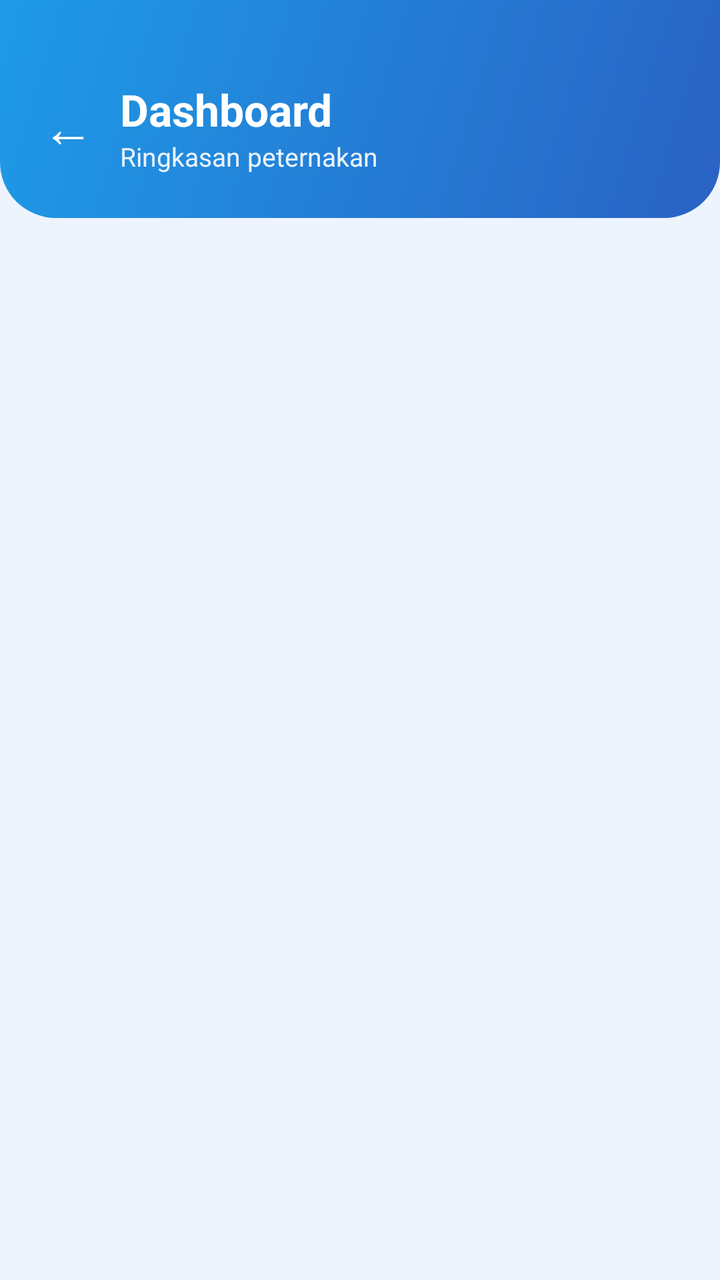
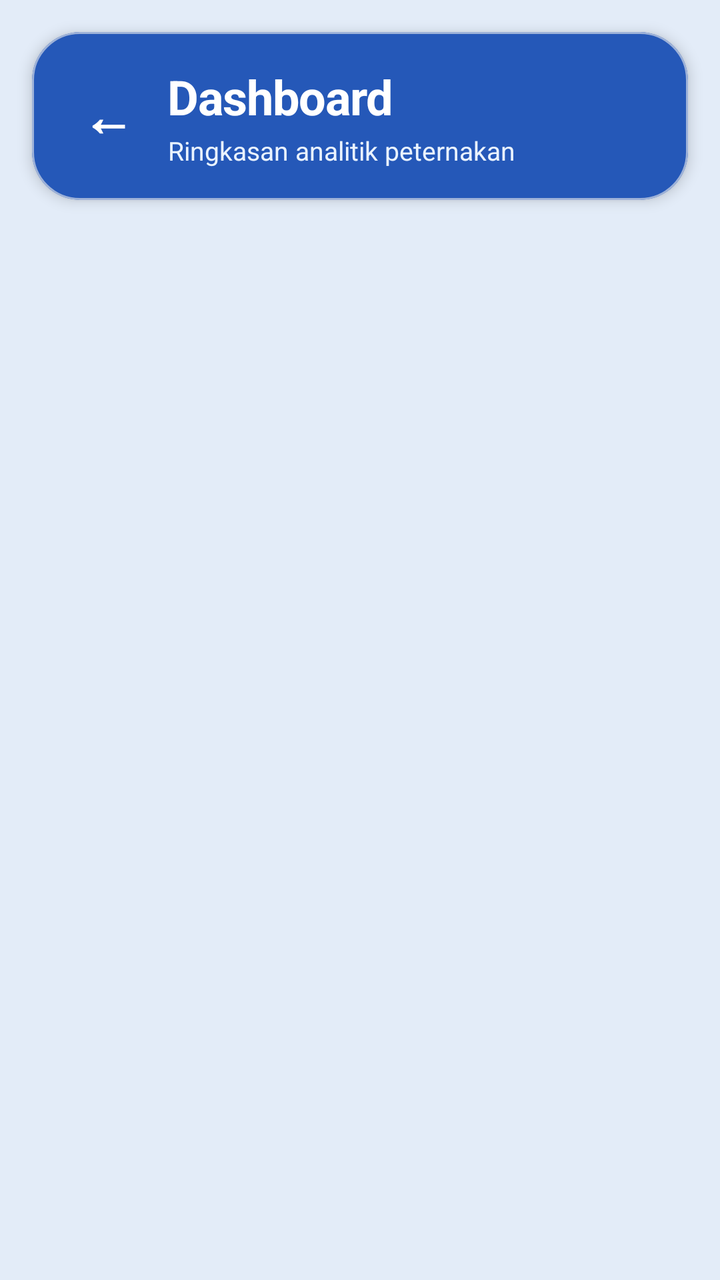

Screens rendered from an Android XML layout before and after an edit, with the pre-edit source and the edit as a unified diff.
<!-- AndroidManifest.xml: application theme Theme.SiSapiMobile -->
<!-- res/layout/activity_dashboard.xml -->
<?xml version="1.0" encoding="utf-8"?>
<LinearLayout xmlns:android="http://schemas.android.com/apk/res/android"
    xmlns:app="http://schemas.android.com/apk/res-auto"
    android:layout_width="match_parent"
    android:layout_height="match_parent"
    android:background="@color/mist"
    android:orientation="vertical">

    <LinearLayout
        android:layout_width="match_parent"
        android:layout_height="wrap_content"
        android:background="@drawable/bg_header"
        android:gravity="center_vertical"
        android:orientation="horizontal"
        android:paddingStart="12dp"
        android:paddingTop="40dp"
        android:paddingEnd="20dp"
        android:paddingBottom="22dp">

        <TextView
            android:id="@+id/btnBack"
            android:layout_width="44dp"
            android:layout_height="44dp"
            android:background="?attr/selectableItemBackgroundBorderless"
            android:clickable="true"
            android:focusable="true"
            android:gravity="center"
            android:text="←"
            android:textColor="#FFFFFF"
            android:textSize="26sp" />

        <LinearLayout
            android:layout_width="0dp"
            android:layout_height="wrap_content"
            android:layout_marginStart="4dp"
            android:layout_weight="1"
            android:orientation="vertical">

            <TextView
                android:layout_width="wrap_content"
                android:layout_height="wrap_content"
                android:text="Dashboard"
                android:textColor="#FFFFFF"
                android:textSize="22sp"
                android:textStyle="bold" />

            <TextView
                android:layout_width="wrap_content"
                android:layout_height="wrap_content"
                android:text="Ringkasan peternakan"
                android:textColor="#EAF3FF"
                android:textSize="13sp" />
        </LinearLayout>
    </LinearLayout>

    <ProgressBar
        android:id="@+id/progressBar"
        style="?android:attr/progressBarStyleSmall"
        android:layout_width="wrap_content"
        android:layout_height="wrap_content"
        android:layout_gravity="center_horizontal"
        android:layout_marginTop="32dp"
        android:visibility="gone" />

    <TextView
        android:id="@+id/tvError"
        android:layout_width="match_parent"
        android:layout_height="wrap_content"
        android:layout_margin="16dp"
        android:background="@drawable/bg_error"
        android:padding="12dp"
        android:textColor="@color/danger"
        android:textSize="14sp"
        android:visibility="gone" />

    <ScrollView
        android:id="@+id/content"
        android:layout_width="match_parent"
        android:layout_height="0dp"
        android:layout_weight="1"
        android:visibility="gone">

        <LinearLayout
            android:layout_width="match_parent"
            android:layout_height="wrap_content"
            android:orientation="vertical"
            android:padding="14dp">

            
            <LinearLayout
                android:layout_width="match_parent"
                android:layout_height="wrap_content"
                android:orientation="horizontal">

                <LinearLayout
                    android:layout_width="0dp"
                    android:layout_height="wrap_content"
                    android:layout_marginEnd="6dp"
                    android:layout_weight="1"
                    android:background="@drawable/bg_card"
                    android:orientation="vertical"
                    android:padding="16dp">

                    <TextView
                        android:layout_width="wrap_content"
                        android:layout_height="wrap_content"
                        android:text="Total sapi"
                        android:textColor="@color/muted"
                        android:textSize="14sp" />

                    <TextView
                        android:id="@+id/tvTotalLivestock"
                        android:layout_width="wrap_content"
                        android:layout_height="wrap_content"
                        android:layout_marginTop="4dp"
                        android:text="0"
                        android:textColor="@color/navy"
                        android:textSize="34sp"
                        android:textStyle="bold" />
                </LinearLayout>

                <LinearLayout
                    android:layout_width="0dp"
                    android:layout_height="wrap_content"
                    android:layout_marginStart="6dp"
                    android:layout_weight="1"
                    android:background="@drawable/bg_card"
                    android:orientation="vertical"
                    android:padding="16dp">

                    <TextView
                        android:layout_width="wrap_content"
                        android:layout_height="wrap_content"
                        android:text="Total kandang"
                        android:textColor="@color/muted"
                        android:textSize="14sp" />

                    <TextView
                        android:id="@+id/tvTotalCages"
                        android:layout_width="wrap_content"
                        android:layout_height="wrap_content"
                        android:layout_marginTop="4dp"
                        android:text="0"
                        android:textColor="@color/navy"
                        android:textSize="34sp"
                        android:textStyle="bold" />
                </LinearLayout>
            </LinearLayout>

            
            <LinearLayout
                android:layout_width="match_parent"
                android:layout_height="wrap_content"
                android:layout_marginTop="12dp"
                android:background="@drawable/bg_card"
                android:orientation="vertical"
                android:padding="16dp">

                <TextView
                    android:layout_width="wrap_content"
                    android:layout_height="wrap_content"
                    android:text="Vaksin jatuh tempo (7 hari)"
                    android:textColor="@color/muted"
                    android:textSize="14sp" />

                <TextView
                    android:id="@+id/tvTotalDue"
                    android:layout_width="wrap_content"
                    android:layout_height="wrap_content"
                    android:layout_marginTop="4dp"
                    android:text="0"
                    android:textColor="@color/danger"
                    android:textSize="34sp"
                    android:textStyle="bold" />
            </LinearLayout>

            <TextView
                android:layout_width="wrap_content"
                android:layout_height="wrap_content"
                android:layout_marginTop="20dp"
                android:layout_marginBottom="6dp"
                android:text="Pengingat vaksin"
                android:textColor="@color/navy"
                android:textSize="18sp"
                android:textStyle="bold" />

            <TextView
                android:id="@+id/tvDueEmpty"
                android:layout_width="match_parent"
                android:layout_height="wrap_content"
                android:background="@drawable/bg_card"
                android:padding="16dp"
                android:text="Tidak ada vaksin yang jatuh tempo 7 hari ke depan."
                android:textColor="@color/muted"
                android:textSize="14sp"
                android:visibility="gone" />

            <androidx.recyclerview.widget.RecyclerView
                android:id="@+id/rvDue"
                android:layout_width="match_parent"
                android:layout_height="wrap_content"
                android:clipToPadding="false"
                android:nestedScrollingEnabled="false" />
        </LinearLayout>
    </ScrollView>

    <com.google.android.material.button.MaterialButton
        android:id="@+id/btnRetry"
        style="@style/Widget.Material3.Button.OutlinedButton"
        android:layout_width="match_parent"
        android:layout_height="52dp"
        android:layout_margin="16dp"
        android:text="Coba lagi"
        android:textAllCaps="false"
        android:textColor="@color/royal"
        android:textSize="16sp"
        android:textStyle="bold"
        android:visibility="gone"
        app:cornerRadius="12dp"
        app:strokeColor="@color/royal" />
</LinearLayout>
<!-- resources referenced by this layout -->
<resources>
  <color name="danger">#C62828</color>
  <color name="mist">#EEF4FD</color>
  <color name="muted">#566384</color>
  <color name="navy">#1B1464</color>
  <color name="royal">#2D5FAD</color>
  <!-- drawable bg_card (drawable) -->
  <?xml version="1.0" encoding="utf-8"?>
  <shape xmlns:android="http://schemas.android.com/apk/res/android">
      <solid android:color="#FFFFFF" />
      <stroke android:width="1dp" android:color="#CBD6EA" />
      <corners android:radius="16dp" />
  </shape>
  <!-- drawable bg_error (drawable) -->
  <?xml version="1.0" encoding="utf-8"?>
  <shape xmlns:android="http://schemas.android.com/apk/res/android">
      <solid android:color="#FDECEC" />
      <corners android:radius="10dp" />
  </shape>
  <!-- drawable bg_header (drawable) -->
  <?xml version="1.0" encoding="utf-8"?>
  <shape xmlns:android="http://schemas.android.com/apk/res/android">
      <gradient
          android:angle="315"
          android:endColor="#2A62C4"
          android:startColor="#1E9BE8" />
      <corners
          android:bottomLeftRadius="28dp"
          android:bottomRightRadius="28dp" />
  </shape>
  <style name="Theme.SiSapiMobile" parent="Base.Theme.SiSapiMobile" />
  <style name="Base.Theme.SiSapiMobile" parent="Theme.Material3.DayNight.NoActionBar">
          <item name="android:windowOptOutEdgeToEdgeEnforcement" tools:targetApi="35">true</item>
      </style>
</resources>

<!-- the commit's change to res/layout/activity_dashboard.xml (unified diff, before → after) -->
@@ -6,71 +6,91 @@
     android:background="@color/mist"
     android:orientation="vertical">
 
-    <LinearLayout
+    
+    <com.google.android.material.card.MaterialCardView
         android:layout_width="match_parent"
         android:layout_height="wrap_content"
-        android:background="@drawable/bg_header"
-        android:gravity="center_vertical"
-        android:orientation="horizontal"
-        android:paddingStart="12dp"
-        android:paddingTop="40dp"
-        android:paddingEnd="20dp"
-        android:paddingBottom="22dp">
-
-        <TextView
-            android:id="@+id/btnBack"
-            android:layout_width="44dp"
-            android:layout_height="44dp"
-            android:background="?attr/selectableItemBackgroundBorderless"
-            android:clickable="true"
-            android:focusable="true"
-            android:gravity="center"
-            android:text="←"
-            android:textColor="#FFFFFF"
-            android:textSize="26sp" />
+        android:layout_marginStart="16dp"
+        android:layout_marginTop="16dp"
+        android:layout_marginEnd="16dp"
+        app:cardBackgroundColor="@color/royal"
+        app:cardCornerRadius="24dp"
+        app:cardElevation="4dp"
+        app:strokeColor="@color/line"
+        app:strokeWidth="1dp">
 
         <LinearLayout
-            android:layout_width="0dp"
+            android:layout_width="match_parent"
             android:layout_height="wrap_content"
-            android:layout_marginStart="4dp"
-            android:layout_weight="1"
-            android:orientation="vertical">
+            android:gravity="center_vertical"
+            android:orientation="horizontal"
+            android:paddingStart="16dp"
+            android:paddingTop="16dp"
+            android:paddingEnd="20dp"
+            android:paddingBottom="16dp">
 
             <TextView
-                android:layout_width="wrap_content"
-                android:layout_height="wrap_content"
-                android:text="Dashboard"
+                android:id="@+id/btnBack"
+                android:layout_width="44dp"
+                android:layout_height="44dp"
+                android:background="?attr/selectableItemBackgroundBorderless"
+                android:clickable="true"
+                android:focusable="true"
+                android:gravity="center"
+                android:text="←"
                 android:textColor="#FFFFFF"
-                android:textSize="22sp"
+                android:textSize="26sp"
                 android:textStyle="bold" />
 
-            <TextView
-                android:layout_width="wrap_content"
-                android:layout_height="wrap_content"
-                android:text="Ringkasan peternakan"
-                android:textColor="#EAF3FF"
-                android:textSize="13sp" />
+            <LinearLayout
+                android:layout_width="0dp"
+                android:layout_height="wrap_content"
+                android:layout_marginStart="8dp"
+                android:layout_weight="1"
+                android:orientation="vertical">
+
+                <TextView
+                    android:layout_width="wrap_content"
+                    android:layout_height="wrap_content"
+                    android:letterSpacing="-0.02"
+                    android:text="Dashboard"
+                    android:textColor="#FFFFFF"
+                    android:textSize="24sp"
+                    android:textStyle="bold" />
+
+                <TextView
+                    android:layout_width="wrap_content"
+                    android:layout_height="wrap_content"
+                    android:layout_marginTop="2dp"
+                    android:text="Ringkasan analitik peternakan"
+                    android:textColor="#EAF3FF"
+                    android:textSize="13sp" />
+            </LinearLayout>
         </LinearLayout>
-    </LinearLayout>
+    </com.google.android.material.card.MaterialCardView>
 
     <ProgressBar
         android:id="@+id/progressBar"
         style="?android:attr/progressBarStyleSmall"
-        android:layout_width="wrap_content"
-        android:layout_height="wrap_content"
+        android:layout_width="28dp"
+        android:layout_height="28dp"
         android:layout_gravity="center_horizontal"
         android:layout_marginTop="32dp"
+        android:indeterminateTint="@color/royal"
         android:visibility="gone" />
 
     <TextView
         android:id="@+id/tvError"
         android:layout_width="match_parent"
         android:layout_height="wrap_content"
-        android:layout_margin="16dp"
+        android:layout_marginStart="16dp"
+        android:layout_marginTop="14dp"
+        android:layout_marginEnd="16dp"
         android:background="@drawable/bg_error"
-        android:padding="12dp"
+        android:padding="14dp"
         android:textColor="@color/danger"
         android:textSize="14sp"
+        android:textStyle="bold"
         android:visibility="gone" />
 
     <ScrollView
@@ -78,13 +98,18 @@
         android:layout_width="match_parent"
         android:layout_height="0dp"
         android:layout_weight="1"
+        android:clipToPadding="false"
+        android:fillViewport="true"
         android:visibility="gone">
 
         <LinearLayout
             android:layout_width="match_parent"
             android:layout_height="wrap_content"
             android:orientation="vertical"
-            android:padding="14dp">
+            android:paddingStart="16dp"
+            android:paddingTop="14dp"
+            android:paddingEnd="16dp"
+            android:paddingBottom="24dp">
 
             
             <LinearLayout
@@ -92,93 +117,129 @@
                 android:layout_height="wrap_content"
                 android:orientation="horizontal">
 
-                <LinearLayout
+                
+                <com.google.android.material.card.MaterialCardView
                     android:layout_width="0dp"
                     android:layout_height="wrap_content"
                     android:layout_marginEnd="6dp"
                     android:layout_weight="1"
-                    android:background="@drawable/bg_card"
+                    app:cardBackgroundColor="@color/bento_surface"
+                    app:cardCornerRadius="20dp"
+                    app:cardElevation="3dp"
+                    app:strokeColor="@color/bento_stroke"
+                    app:strokeWidth="1.5dp">
+
+                    <LinearLayout
+                        android:layout_width="match_parent"
+                        android:layout_height="wrap_content"
+                        android:orientation="vertical"
+                        android:padding="18dp">
+
+                        <TextView
+                            android:layout_width="wrap_content"
+                            android:layout_height="wrap_content"
+                            android:text="Total sapi"
+                            android:textColor="@color/muted"
+                            android:textSize="14sp"
+                            android:textStyle="bold" />
+
+                        <TextView
+                            android:id="@+id/tvTotalLivestock"
+                            android:layout_width="wrap_content"
+                            android:layout_height="wrap_content"
+                            android:layout_marginTop="6dp"
+                            android:letterSpacing="-0.02"
+                            android:text="0"
+                            android:textColor="@color/navy"
+                            android:textSize="32sp"
+                            android:textStyle="bold" />
+                    </LinearLayout>
+                </com.google.android.material.card.MaterialCardView>
+
+                
+                <com.google.android.material.card.MaterialCardView
+                    android:layout_width="0dp"
+                    android:layout_height="wrap_content"
+                    android:layout_marginStart="6dp"
+                    android:layout_weight="1"
+                    app:cardBackgroundColor="@color/bento_surface"
+                    app:cardCornerRadius="20dp"
+                    app:cardElevation="3dp"
+                    app:strokeColor="@color/bento_stroke"
+                    app:strokeWidth="1.5dp">
+
+                    <LinearLayout
+                        android:layout_width="match_parent"
+                        android:layout_height="wrap_content"
+                        android:orientation="vertical"
+                        android:padding="18dp">
+
+                        <TextView
+                            android:layout_width="wrap_content"
+                            android:layout_height="wrap_content"
+                            android:text="Total kandang"
+                            android:textColor="@color/muted"
+                            android:textSize="14sp"
+                            android:textStyle="bold" />
+
+                        <TextView
+                            android:id="@+id/tvTotalCages"
+                            android:layout_width="wrap_content"
+                            android:layout_height="wrap_content"
+                            android:layout_marginTop="6dp"
+                            android:letterSpacing="-0.02"
+                            android:text="0"
+                            android:textColor="@color/navy"
+                            android:textSize="32sp"
+                            android:textStyle="bold" />
+                    </LinearLayout>
+                </com.google.android.material.card.MaterialCardView>
+            </LinearLayout>
+
+            
+            <com.google.android.material.card.MaterialCardView
+                android:layout_width="match_parent"
+                android:layout_height="wrap_content"
+                android:layout_marginTop="12dp"
+                app:cardBackgroundColor="@color/bento_surface"
+                app:cardCornerRadius="20dp"
+                app:cardElevation="3dp"
+                app:strokeColor="@color/bento_stroke"
+                app:strokeWidth="1.5dp">
+
+                <LinearLayout
+                    android:layout_width="match_parent"
+                    android:layout_height="wrap_content"
+                    android:background="@color/tile_danger"
                     android:orientation="vertical"
-                    android:padding="16dp">
+                    android:padding="18dp">
 
                     <TextView
                         android:layout_width="wrap_content"
                         android:layout_height="wrap_content"
-                        android:text="Total sapi"
-                        android:textColor="@color/muted"
-                        android:textSize="14sp" />
+                        android:text="Vaksin jatuh tempo (7 hari)"
+                        android:textColor="@color/danger"
+                        android:textSize="14sp"
+                        android:textStyle="bold" />
 
                     <TextView
-                        android:id="@+id/tvTotalLivestock"
+                        android:id="@+id/tvTotalDue"
                         android:layout_width="wrap_content"
                         android:layout_height="wrap_content"
-                        android:layout_marginTop="4dp"
+                        android:layout_marginTop="6dp"
+                        android:letterSpacing="-0.02"
                         android:text="0"
-                        android:textColor="@color/navy"
-                        android:textSize="34sp"
+                        android:textColor="@color/danger"
+                        android:textSize="32sp"
                         android:textStyle="bold" />
                 </LinearLayout>
-
-                <LinearLayout
-                    android:layout_width="0dp"
-                    android:layout_height="wrap_content"
-                    android:layout_marginStart="6dp"
-                    android:layout_weight="1"
-                    android:background="@drawable/bg_card"
-                    android:orientation="vertical"
-                    android:padding="16dp">
-
-                    <TextView
-                        android:layout_width="wrap_content"
-                        android:layout_height="wrap_content"
-                        android:text="Total kandang"
-                        android:textColor="@color/muted"
-                        android:textSize="14sp" />
-
-                    <TextView
-                        android:id="@+id/tvTotalCages"
-                        android:layout_width="wrap_content"
-                        android:layout_height="wrap_content"
-                        android:layout_marginTop="4dp"
-                        android:text="0"
-                        android:textColor="@color/navy"
-                        android:textSize="34sp"
-                        android:textStyle="bold" />
-                </LinearLayout>
-            </LinearLayout>
-
-            
-            <LinearLayout
-                android:layout_width="match_parent"
-                android:layout_height="wrap_content"
-                android:layout_marginTop="12dp"
-                android:background="@drawable/bg_card"
-                android:orientation="vertical"
-                android:padding="16dp">
-
-                <TextView
-                    android:layout_width="wrap_content"
-                    android:layout_height="wrap_content"
-                    android:text="Vaksin jatuh tempo (7 hari)"
-                    android:textColor="@color/muted"
-                    android:textSize="14sp" />
-
-                <TextView
-                    android:id="@+id/tvTotalDue"
-                    android:layout_width="wrap_content"
-                    android:layout_height="wrap_content"
-                    android:layout_marginTop="4dp"
-                    android:text="0"
-                    android:textColor="@color/danger"
-                    android:textSize="34sp"
-                    android:textStyle="bold" />
-            </LinearLayout>
+            </com.google.android.material.card.MaterialCardView>
 
             <TextView
                 android:layout_width="wrap_content"
                 android:layout_height="wrap_content"
-                android:layout_marginTop="20dp"
-                android:layout_marginBottom="6dp"
+                android:layout_marginTop="22dp"
+                android:layout_marginBottom="8dp"
                 android:text="Pengingat vaksin"
                 android:textColor="@color/navy"
                 android:textSize="18sp"
@@ -188,8 +249,9 @@
                 android:id="@+id/tvDueEmpty"
                 android:layout_width="match_parent"
                 android:layout_height="wrap_content"
-                android:background="@drawable/bg_card"
-                android:padding="16dp"
+                android:background="@drawable/bg_input"
+                android:gravity="center"
+                android:padding="18dp"
                 android:text="Tidak ada vaksin yang jatuh tempo 7 hari ke depan."
                 android:textColor="@color/muted"
                 android:textSize="14sp"
@@ -208,14 +270,20 @@
         android:id="@+id/btnRetry"
         style="@style/Widget.Material3.Button.OutlinedButton"
         android:layout_width="match_parent"
-        android:layout_height="52dp"
-        android:layout_margin="16dp"
+        android:layout_height="54dp"
+        android:layout_marginStart="16dp"
+        android:layout_marginEnd="16dp"
+        android:layout_marginBottom="16dp"
+        android:insetTop="0dp"
+        android:insetBottom="0dp"
         android:text="Coba lagi"
         android:textAllCaps="false"
         android:textColor="@color/royal"
         android:textSize="16sp"
         android:textStyle="bold"
         android:visibility="gone"
-        app:cornerRadius="12dp"
-        app:strokeColor="@color/royal" />
+        app:backgroundTint="@color/bento_surface"
+        app:cornerRadius="14dp"
+        app:strokeColor="@color/royal"
+        app:strokeWidth="1.5dp" />
 </LinearLayout>
<!-- resource entries referenced after the edit -->
@@ -1,33 +1,26 @@
 <!-- resources referenced by this layout -->
 <resources>
-  <color name="danger">#C62828</color>
-  <color name="mist">#EEF4FD</color>
-  <color name="muted">#566384</color>
-  <color name="navy">#1B1464</color>
-  <color name="royal">#2D5FAD</color>
-  <!-- drawable bg_card (drawable) -->
-  <?xml version="1.0" encoding="utf-8"?>
-  <shape xmlns:android="http://schemas.android.com/apk/res/android">
-      <solid android:color="#FFFFFF" />
-      <stroke android:width="1dp" android:color="#CBD6EA" />
-      <corners android:radius="16dp" />
-  </shape>
+  <color name="bento_stroke">#CFDDF2</color>
+  <color name="bento_surface">#FFFFFF</color>
+  <color name="danger">#D32F2F</color>
+  <color name="line">#9EB2D8</color>
+  <color name="mist">#E3ECF8</color>
+  <color name="muted">#5B6B8C</color>
+  <color name="navy">#161B40</color>
+  <color name="royal">#2558B8</color>
+  <color name="tile_danger">#FEE2E2</color>
   <!-- drawable bg_error (drawable) -->
   <?xml version="1.0" encoding="utf-8"?>
   <shape xmlns:android="http://schemas.android.com/apk/res/android">
       <solid android:color="#FDECEC" />
       <corners android:radius="10dp" />
   </shape>
-  <!-- drawable bg_header (drawable) -->
+  <!-- drawable bg_input (drawable) -->
   <?xml version="1.0" encoding="utf-8"?>
   <shape xmlns:android="http://schemas.android.com/apk/res/android">
-      <gradient
-          android:angle="315"
-          android:endColor="#2A62C4"
-          android:startColor="#1E9BE8" />
-      <corners
-          android:bottomLeftRadius="28dp"
-          android:bottomRightRadius="28dp" />
+      <solid android:color="#FFFFFF" />
+      <stroke android:width="1.5dp" android:color="@color/line" />
+      <corners android:radius="12dp" />
   </shape>
   <style name="Theme.SiSapiMobile" parent="Base.Theme.SiSapiMobile" />
   <style name="Base.Theme.SiSapiMobile" parent="Theme.Material3.DayNight.NoActionBar">
